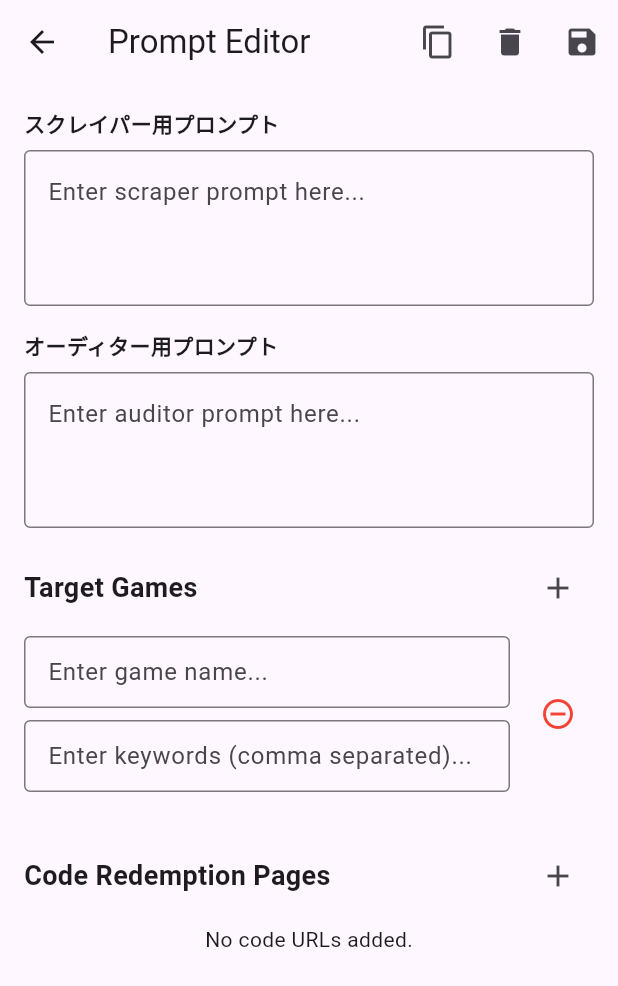
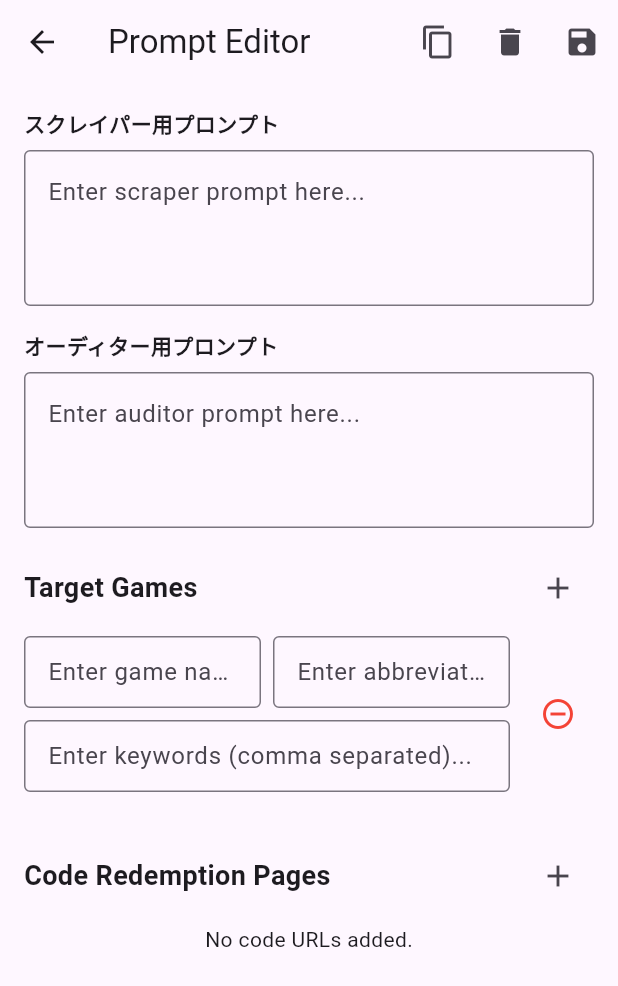
Before and after one commit to onpuuki/game-tracker, a Flutter app: the PromptEditorScreen screen opened directly, after a tap on the "add" icon, on a phone screen of 412 x 824 dp. Shown: the top 986 px of the screen. Run offline on Flutter 3.47's test engine with Material 3 defaults, Android fonts, the phone set to English and light mode, and no system bars; our stand-ins replace cloud_firestore, cloud_functions, firebase_auth, firebase_core, flutter_hooks, flutter_riverpod and 2 more; missing offline and left inert: two_dimensional_scrollables; accounts and stored records are empty; network calls fail.

Commit message:
feat(ui): Compact timeline view and add game abbreviations
- Added abbreviation field to target games in PromptEditorScreen.
- Updated TimelineView to fetch abbreviations from Firestore `settings/config`.
- Rendered game abbreviations vertically in TimelineView header.
- Simplified TimelineView time header to single-line `MM/DD HH:mm`.
- Adjusted TableView column/row extents for a more compact grid layout.

Co-authored-by: onpuuki <220911838+onpuuki@users.noreply.github.com>

```diff
--- a/frontend/lib/screens/prompt_editor_screen.dart
+++ b/frontend/lib/screens/prompt_editor_screen.dart
@@ -13,14 +13,20 @@ class PromptEditorScreen extends StatefulWidget {
 class _TargetItem {
   final TextEditingController gameNameController;
   final TextEditingController keywordsController;
+  final TextEditingController abbreviationController;
 
-  _TargetItem({String gameName = "", String keywords = ""})
-    : gameNameController = TextEditingController(text: gameName),
-      keywordsController = TextEditingController(text: keywords);
+  _TargetItem({
+    String gameName = "",
+    String keywords = "",
+    String abbreviation = "",
+  }) : gameNameController = TextEditingController(text: gameName),
+       keywordsController = TextEditingController(text: keywords),
+       abbreviationController = TextEditingController(text: abbreviation);
 
   void dispose() {
     gameNameController.dispose();
     keywordsController.dispose();
+    abbreviationController.dispose();
   }
 }
 
@@ -76,6 +82,7 @@ class _PromptEditorScreenState extends State<PromptEditorScreen> {
                   _TargetItem(
                     gameName: target['gameName'] as String,
                     keywords: (target['keywords'] as String?) ?? '',
+                    abbreviation: (target['abbreviation'] as String?) ?? '',
                   ),
                 );
               }
@@ -120,6 +127,7 @@ class _PromptEditorScreenState extends State<PromptEditorScreen> {
             (item) => {
               'gameName': item.gameNameController.text.trim(),
               'keywords': item.keywordsController.text.trim(),
+              'abbreviation': item.abbreviationController.text.trim(),
             },
           )
           .toList();
@@ -332,14 +340,38 @@ class _PromptEditorScreenState extends State<PromptEditorScreen> {
                                     Expanded(
                                       child: Column(
                                         children: [
-                                          TextField(
-                                            controller: _targetItems[index]
-                                                .gameNameController,
-                                            decoration: const InputDecoration(
-                                              border: OutlineInputBorder(),
-                                              hintText: 'Enter game name...',
-                                              isDense: true,
-                                            ),
+                                          Row(
+                                            children: [
+                                              Expanded(
+                                                child: TextField(
+                                                  controller:
+                                                      _targetItems[index]
+                                                          .gameNameController,
+                                                  decoration:
+                                                      const InputDecoration(
+                                                        border:
+                                                            OutlineInputBorder(),
+                                                        hintText:
+                                                            'Enter game name...',
+                                                        isDense: true,
+                                                      ),
+                                                ),
+                                              ),
+                                              const SizedBox(width: 8),
+                                              Expanded(
+                                                child: TextField(
+                                                  controller: _targetItems[index]
+                                                      .abbreviationController,
+                                                  decoration: const InputDecoration(
+                                                    border:
+                                                        OutlineInputBorder(),
+                                                    hintText:
+                                                        'Enter abbreviation...',
+                                                    isDense: true,
+                                                  ),
+                                                ),
+                                              ),
+                                            ],
                                           ),
                                           const SizedBox(height: 8),
                                           TextField(
```
Also changed, not shown: frontend/lib/screens/timeline_view.dart (+118 -14 lines).
